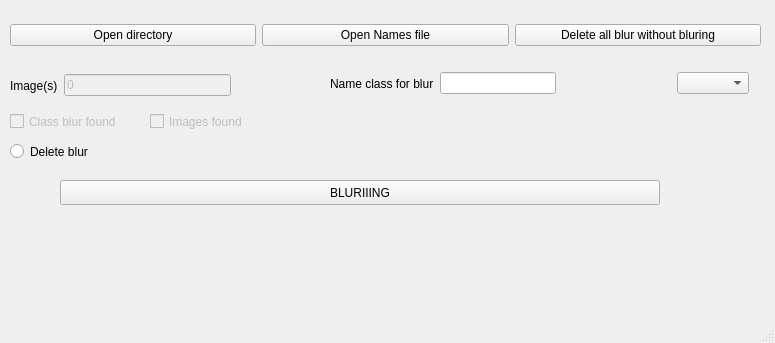
First picture: the form in mainwindow.ui, repository MaksS7/Bluring, before the edit.
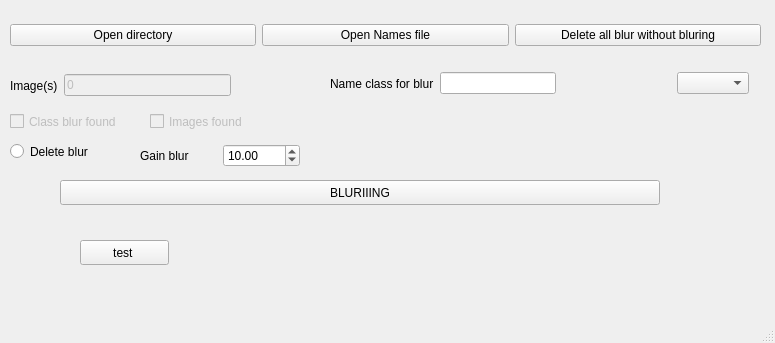
Second picture: the form after the edit.

Diff of the .ui file:
```diff
--- a/mainwindow.ui
+++ b/mainwindow.ui
@@ -234,6 +234,51 @@
      <bool>true</bool>
     </property>
    </widget>
+   <widget class="QPushButton" name="btnTest">
+    <property name="geometry">
+     <rect>
+      <x>80</x>
+      <y>240</y>
+      <width>89</width>
+      <height>25</height>
+     </rect>
+    </property>
+    <property name="text">
+     <string>test </string>
+    </property>
+   </widget>
+   <widget class="QWidget" name="horizontalLayoutWidget_4">
+    <property name="geometry">
+     <rect>
+      <x>140</x>
+      <y>140</y>
+      <width>160</width>
+      <height>31</height>
+     </rect>
+    </property>
+    <layout class="QHBoxLayout" name="horizontalLayout_4">
+     <item>
+      <widget class="QLabel" name="label">
+       <property name="text">
+        <string>Gain blur</string>
+       </property>
+      </widget>
+     </item>
+     <item>
+      <widget class="QDoubleSpinBox" name="dSpinBoxGainBluring">
+       <property name="prefix">
+        <string/>
+       </property>
+       <property name="suffix">
+        <string/>
+       </property>
+       <property name="value">
+        <double>10.000000000000000</double>
+       </property>
+      </widget>
+     </item>
+    </layout>
+   </widget>
   </widget>
   <widget class="QMenuBar" name="menubar">
    <property name="geometry">
```
